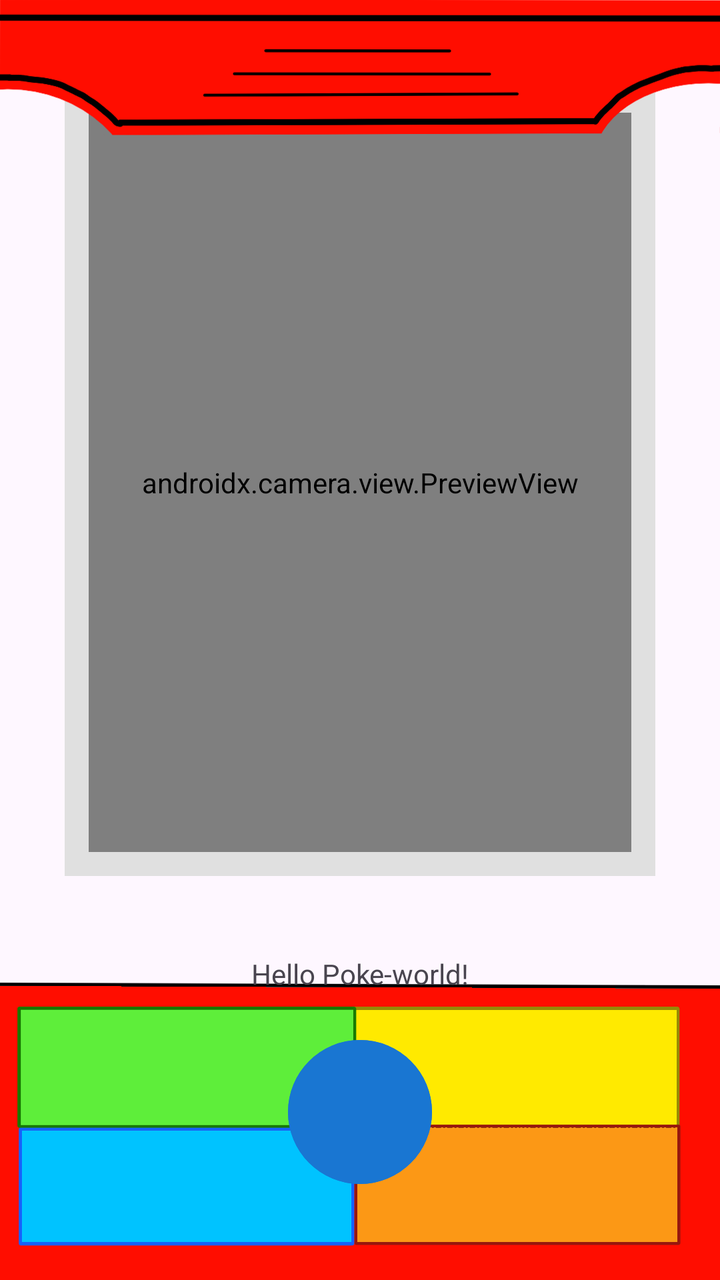
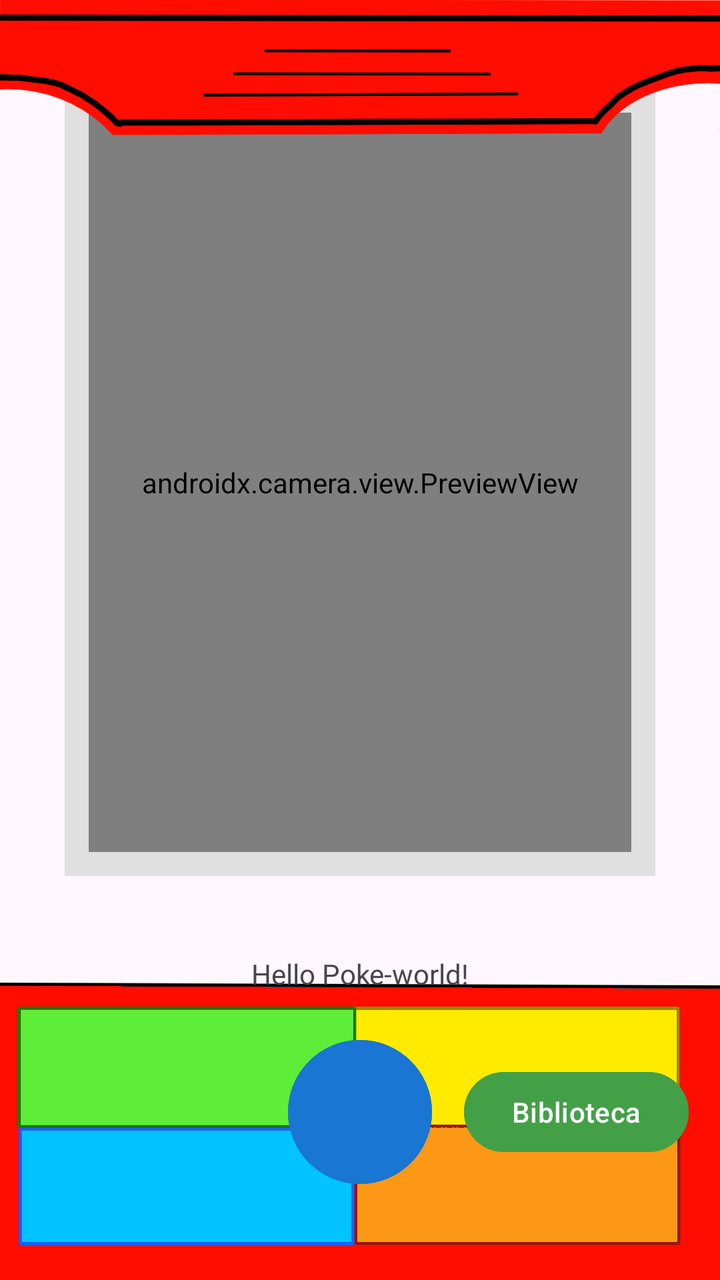

Screens rendered from an Android XML layout before and after an edit, with the pre-edit source and the edit as a unified diff.
<!-- AndroidManifest.xml: application theme Theme.ScanDex -->
<!-- res/layout/activity_main.xml -->
<?xml version="1.0" encoding="utf-8"?>

<androidx.constraintlayout.widget.ConstraintLayout xmlns:android="http://schemas.android.com/apk/res/android"
    xmlns:app="http://schemas.android.com/apk/res-auto"
    xmlns:tools="http://schemas.android.com/tools"
    android:id="@+id/main"
    android:layout_width="match_parent"
    android:layout_height="match_parent"
    tools:context=".MainActivity">

    
    <ImageView
        android:id="@+id/imageView9"
        android:layout_width="0dp"
        android:layout_height="0dp"
        android:contentDescription="@null"
        android:scaleType="fitXY"
        app:srcCompat="@drawable/centro"
        app:layout_constraintBottom_toBottomOf="parent"
        app:layout_constraintEnd_toEndOf="parent"
        app:layout_constraintStart_toStartOf="parent"
        app:layout_constraintTop_toTopOf="parent" />

    

    <FrameLayout
        android:id="@+id/cameraFrame"
        android:layout_width="0dp"
        android:layout_height="0dp"
        android:layout_marginStart="24dp"
        android:layout_marginEnd="24dp"
        android:background="#E0E0E0"
        android:padding="12dp"
        app:layout_constraintBottom_toBottomOf="parent"
        app:layout_constraintDimensionRatio="3:4"
        app:layout_constraintEnd_toEndOf="parent"
        app:layout_constraintStart_toStartOf="parent"
        app:layout_constraintTop_toTopOf="parent"
        app:layout_constraintVertical_bias="0.18"
        app:layout_constraintWidth_percent="0.82">

        <androidx.camera.view.PreviewView
            android:id="@+id/cameraPreview"
            android:layout_width="match_parent"
            android:layout_height="match_parent"
            android:background="#000000"
            app:scaleType="fillCenter" />
    </FrameLayout>

    <ImageView
        android:id="@+id/imageView"
        android:layout_width="0dp"
        android:layout_height="0dp"
        android:contentDescription="@null"
        android:scaleType="fitXY"
        app:srcCompat="@drawable/arriba_enfrente"
        app:layout_constraintBottom_toBottomOf="parent"
        app:layout_constraintEnd_toEndOf="parent"
        app:layout_constraintStart_toStartOf="parent"
        app:layout_constraintTop_toTopOf="parent" />
    <ImageView
        android:id="@+id/imageView2"
        android:layout_width="0dp"
        android:layout_height="0dp"
        android:contentDescription="@null"
        android:scaleType="fitXY"
        app:srcCompat="@drawable/abajo_atras"
        app:layout_constraintBottom_toBottomOf="parent"
        app:layout_constraintEnd_toEndOf="parent"
        app:layout_constraintStart_toStartOf="parent"
        app:layout_constraintTop_toTopOf="parent" />
    <ImageView
        android:id="@+id/imageView5"
        android:layout_width="0dp"
        android:layout_height="0dp"
        android:contentDescription="@null"
        android:scaleType="fitXY"
        app:srcCompat="@drawable/arriba_derecha"
        app:layout_constraintBottom_toBottomOf="parent"
        app:layout_constraintEnd_toEndOf="parent"
        app:layout_constraintStart_toStartOf="parent"
        app:layout_constraintTop_toTopOf="parent" />
    <ImageView
        android:id="@+id/imageView6"
        android:layout_width="0dp"
        android:layout_height="0dp"
        android:contentDescription="@null"
        android:scaleType="fitXY"
        app:srcCompat="@drawable/abajo_derecha"
        app:layout_constraintBottom_toBottomOf="parent"
        app:layout_constraintEnd_toEndOf="parent"
        app:layout_constraintStart_toStartOf="parent"
        app:layout_constraintTop_toTopOf="parent" />
    <ImageView
        android:id="@+id/imageView7"
        android:layout_width="0dp"
        android:layout_height="0dp"
        android:contentDescription="@null"
        android:scaleType="fitXY"
        app:srcCompat="@drawable/abajo_izquierda"
        app:layout_constraintBottom_toBottomOf="parent"
        app:layout_constraintEnd_toEndOf="parent"
        app:layout_constraintStart_toStartOf="parent"
        app:layout_constraintTop_toTopOf="parent" />
    <ImageView
        android:id="@+id/imageView8"
        android:layout_width="0dp"
        android:layout_height="0dp"
        android:contentDescription="@null"
        android:scaleType="fitXY"
        app:srcCompat="@drawable/arriba_izquierda"
        app:layout_constraintBottom_toBottomOf="parent"
        app:layout_constraintEnd_toEndOf="parent"
        app:layout_constraintStart_toStartOf="parent"
        app:layout_constraintTop_toTopOf="parent" />

    <TextView
        android:id="@+id/tvTitle"
        android:layout_width="wrap_content"
        android:layout_height="wrap_content"
        android:layout_marginTop="16dp"
        android:text="@string/hello_poke_world"
        app:layout_constraintBottom_toTopOf="@+id/btnCapture"
        app:layout_constraintEnd_toEndOf="parent"
        app:layout_constraintStart_toStartOf="parent"
        app:layout_constraintTop_toBottomOf="@+id/cameraFrame" />

    
    <Button
        android:id="@+id/btnCapture"
        android:layout_width="72dp"
        android:layout_height="72dp"
        android:layout_marginBottom="48dp"
        android:backgroundTint="#1976D2"
        android:contentDescription="@string/take_picture"
        android:insetTop="0dp"
        android:insetBottom="0dp"
        app:cornerRadius="36dp"
        app:layout_constraintBottom_toBottomOf="parent"
        app:layout_constraintEnd_toEndOf="parent"
        app:layout_constraintStart_toStartOf="parent" />

</androidx.constraintlayout.widget.ConstraintLayout>
<!-- resources referenced by this layout -->
<resources>
  <!-- drawable abajo_atras: png bitmap (drawable, 10442 bytes) -->
  <!-- drawable abajo_derecha: png bitmap (drawable, 11169 bytes) -->
  <!-- drawable abajo_izquierda: png bitmap (drawable, 9600 bytes) -->
  <!-- drawable arriba_derecha: png bitmap (drawable, 9597 bytes) -->
  <!-- drawable arriba_enfrente: png bitmap (drawable, 23243 bytes) -->
  <!-- drawable arriba_izquierda: png bitmap (drawable, 9913 bytes) -->
  <!-- drawable centro: png bitmap (drawable, 45080 bytes) -->
  <string name="hello_poke_world">Hello Poke-world!</string>
  <string name="take_picture">Tomar foto</string>
  <style name="Theme.ScanDex" parent="Base.Theme.ScanDex" />
  <style name="Base.Theme.ScanDex" parent="Theme.Material3.DayNight.NoActionBar">
          
          
      </style>
</resources>

<!-- the commit's change to res/layout/activity_main.xml (unified diff, before → after) -->
@@ -140,4 +140,18 @@
         app:layout_constraintEnd_toEndOf="parent"
         app:layout_constraintStart_toStartOf="parent" />
 
+    
+    <Button
+        android:id="@+id/btnLibrary"
+        android:layout_width="wrap_content"
+        android:layout_height="48dp"
+        android:backgroundTint="#43A047"
+        android:text="@string/open_library"
+        android:textColor="#FFFFFF"
+        app:cornerRadius="24dp"
+        app:layout_constraintBottom_toBottomOf="@+id/btnCapture"
+        app:layout_constraintEnd_toEndOf="parent"
+        app:layout_constraintStart_toEndOf="@+id/btnCapture"
+        app:layout_constraintTop_toTopOf="@+id/btnCapture" />
+
 </androidx.constraintlayout.widget.ConstraintLayout>
<!-- resource entries referenced after the edit -->
@@ -8,6 +8,7 @@
   <!-- drawable arriba_izquierda: png bitmap (drawable, 9913 bytes) -->
   <!-- drawable centro: png bitmap (drawable, 45080 bytes) -->
   <string name="hello_poke_world">Hello Poke-world!</string>
+  <string name="open_library">Biblioteca</string>
   <string name="take_picture">Tomar foto</string>
   <style name="Theme.ScanDex" parent="Base.Theme.ScanDex" />
   <style name="Base.Theme.ScanDex" parent="Theme.Material3.DayNight.NoActionBar">
